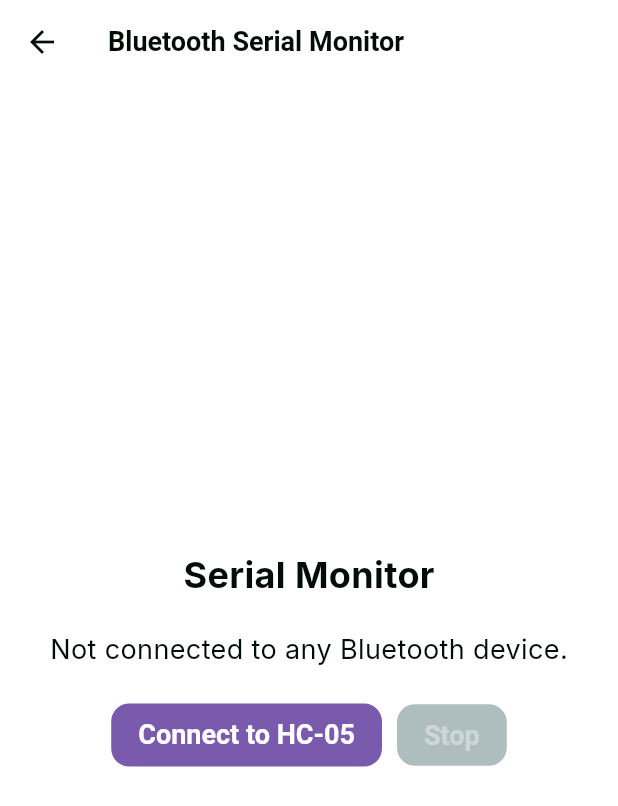
After one commit to mayome0703/Hand-gesture-converter, a Flutter app: the BluetoothSerialMonitor screen opened directly, on a phone screen of 412 x 824 dp. The commit adds this screen. Shown: the top 806 px of the screen. Run offline on Flutter 3.47's test engine with Material 3 defaults, Android fonts, the phone set to English and light mode, and no system bars; our stand-ins replace fl_chart, flutter_bluetooth_serial, google_fonts, permission_handler, youtube_player_flutter.

Commit message:
Add Serial Monitor

```diff
--- a/hand_gesture/lib/main.dart
+++ b/hand_gesture/lib/main.dart
@@ -2,9 +2,17 @@ import 'package:flutter/material.dart';
 import 'package:hand_gesture/screens/landing.dart';
 import 'package:hand_gesture/utils/scheme.dart';
 import 'package:hand_gesture/widgets/video_player.dart';
+import 'package:permission_handler/permission_handler.dart';
 
 Future<void> main() async {
   WidgetsFlutterBinding.ensureInitialized();
+
+  // Request Bluetooth permissions
+  await Permission.bluetooth.request();
+  await Permission.bluetoothScan.request();
+  await Permission.bluetoothConnect.request();
+  await Permission.location.request();
+
   runApp(MaterialApp(
     debugShowCheckedModeBanner: false,
     initialRoute: '/',
--- /dev/null
+++ b/hand_gesture/lib/screens/serial.dart
@@ -0,0 +1,185 @@
+import 'dart:typed_data';
+import 'package:flutter/material.dart';
+import 'package:flutter_bluetooth_serial/flutter_bluetooth_serial.dart';
+
+class BluetoothSerialMonitor extends StatefulWidget {
+  const BluetoothSerialMonitor({Key? key}) : super(key: key);
+
+  @override
+  State<BluetoothSerialMonitor> createState() => _BluetoothSerialMonitorState();
+}
+
+class _BluetoothSerialMonitorState extends State<BluetoothSerialMonitor> {
+  FlutterBluetoothSerial _bluetooth = FlutterBluetoothSerial.instance;
+  BluetoothConnection? connection;
+  bool isConnected = false;
+  List<String> serialLog = [];
+  final ScrollController _scrollController = ScrollController();
+
+  @override
+  void initState() {
+    super.initState();
+    enableBluetooth();
+  }
+
+  // Enable Bluetooth on the device
+  void enableBluetooth() async {
+    bool? isEnabled = await _bluetooth.isEnabled;
+    if (!isEnabled!) {
+      await _bluetooth.requestEnable();
+    }
+  }
+
+  // Connect to the HC-05 Bluetooth device
+  void connectToBluetooth() async {
+    List<BluetoothDevice> devices = await _bluetooth.getBondedDevices();
+    BluetoothDevice? targetDevice;
+
+    for (BluetoothDevice device in devices) {
+      if (device.name == "HC-05") {
+        targetDevice = device;
+        break;
+      }
+    }
+
+    if (targetDevice != null) {
+      try {
+        BluetoothConnection newConnection = await BluetoothConnection.toAddress(targetDevice.address);
+        setState(() {
+          connection = newConnection;
+          isConnected = true;
+          print('Connected to ${targetDevice?.name}');
+        });
+
+        // Listen for incoming data
+        connection!.input!.listen((Uint8List data) {
+          setState(() {
+            String newData = String.fromCharCodes(data);
+            serialLog.add(newData);
+            _scrollToBottom(); // Scroll down when new data is added
+          });
+        }).onDone(() {
+          setState(() {
+            isConnected = false;
+            serialLog.add("Connection closed by remote device.");
+            print('Connection closed by remote device.');
+          });
+        });
+      } catch (error) {
+        print('Error connecting to device: $error');
+        setState(() {
+          isConnected = false; // Connection failed
+        });
+      }
+    } else {
+      print('No HC-05 device found.');
+    }
+  }
+
+  // Scroll to the bottom of the ListView
+  void _scrollToBottom() {
+    if (_scrollController.hasClients) {
+      _scrollController.animateTo(
+        _scrollController.position.maxScrollExtent,
+        duration: const Duration(milliseconds: 300),
+        curve: Curves.easeOut,
+      );
+    }
+  }
+
+  // Disconnect from Bluetooth
+  void disconnectFromBluetooth() async {
+    if (connection != null && isConnected) {
+      try {
+        await connection!.close();
+        connection = null;
+        setState(() {
+          isConnected = false;
+          serialLog.add("Disconnected from HC-05.");
+        });
+        print("Disconnected from HC-05.");
+      } catch (error) {
+        print("Error disconnecting: $error");
+      }
+    }
+  }
+
+  @override
+  void dispose() {
+    if (isConnected) {
+      connection?.dispose();
+      connection = null;
+    }
+    _scrollController.dispose();
+    super.dispose();
+  }
+
+  @override
+  Widget build(BuildContext context) {
+    return Scaffold(
+      appBar: AppBar(
+        title: const Text('Bluetooth Serial Monitor'),
+      ),
+      body: Center(
+        child: Padding(
+          padding: const EdgeInsets.all(20.0),
+          child: Column(
+            mainAxisAlignment: MainAxisAlignment.center,
+            children: [
+              const Text(
+                "Serial Monitor",
+                style: TextStyle(
+                  fontSize: 24,
+                  fontWeight: FontWeight.bold,
+                ),
+              ),
+              const SizedBox(height: 20),
+              isConnected
+                  ? Expanded(
+                      child: Container(
+                        padding: const EdgeInsets.all(10),
+                        decoration: BoxDecoration(
+                          border: Border.all(color: Colors.grey),
+                          borderRadius: BorderRadius.circular(10),
+                        ),
+                        child: ListView.builder(
+                          controller: _scrollController,
+                          itemCount: serialLog.length,
+                          itemBuilder: (context, index) {
+                            return Text(
+                              serialLog[index],
+                              style: const TextStyle(fontSize: 16),
+                            );
+                          },
+                        ),
+                      ),
+                    )
+                  : const Text(
+                      "Not connected to any Bluetooth device.",
+                      style: TextStyle(fontSize: 18),
+                    ),
+              const SizedBox(height: 20),
+              Row(
+                mainAxisAlignment: MainAxisAlignment.center,
+                children: [
+                  ElevatedButton(
+                    onPressed: isConnected ? null : connectToBluetooth,
+                    child: Text(isConnected ? "Connected" : "Connect to HC-05"),
+                  ),
+                  const SizedBox(width: 10),
+                  ElevatedButton(
+                    onPressed: isConnected ? disconnectFromBluetooth : null,
+                    style: ElevatedButton.styleFrom(
+                      backgroundColor: Colors.red, // Stop button color
+                    ),
+                    child: const Text("Stop"),
+                  ),
+                ],
+              ),
+            ],
+          ),
+        ),
+      ),
+    );
+  }
+}
--- a/hand_gesture/pubspec.yaml
+++ b/hand_gesture/pubspec.yaml
@@ -30,6 +30,7 @@ environment:
 dependencies:
   flutter:
     sdk: flutter
+  permission_handler: ^10.0.0  # Use the latest version
   http: ^1.2.2
   google_fonts: ^6.2.1
   fl_chart: ^0.68.0
@@ -39,7 +40,6 @@ dependencies:
   # The following adds the Cupertino Icons font to your application.
   # Use with the CupertinoIcons class for iOS style icons.
   cupertino_icons: ^1.0.6
-
 dev_dependencies:
   flutter_test:
     sdk: flutter
```
Also changed, not shown: hand_gesture/lib/screens/home.dart (+23 -13 lines), hand_gesture/lib/screens/landing.dart (+13 -1 lines), hand_gesture/lib/screens/values.dart (added, +218 -0 lines), hand_gesture/pubspec.lock, 4 other files.
